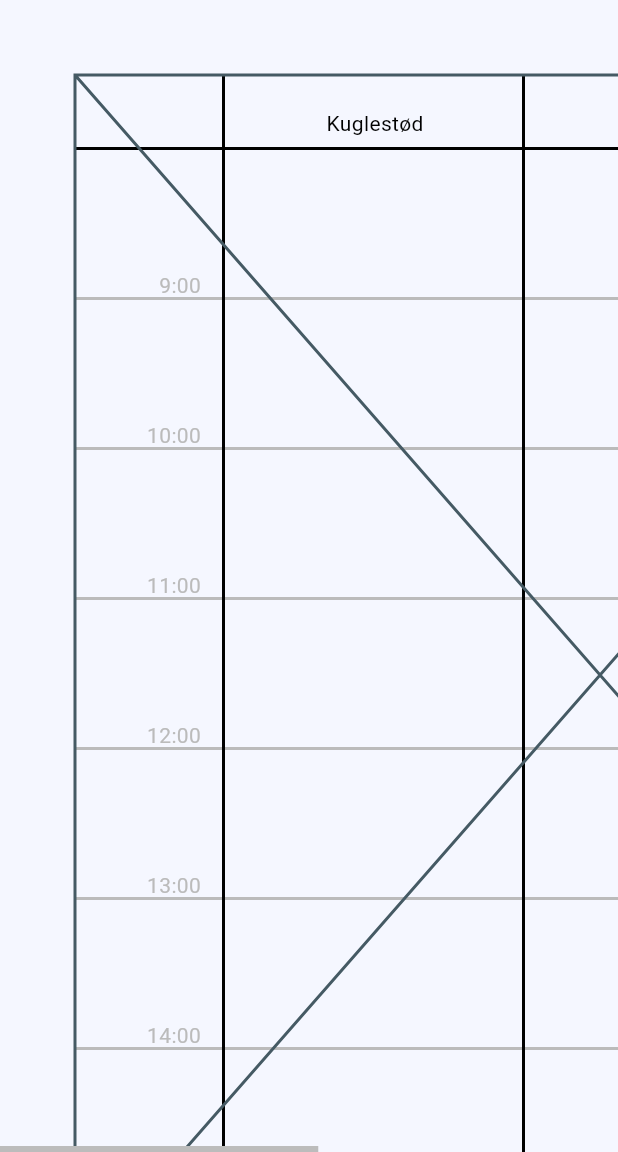
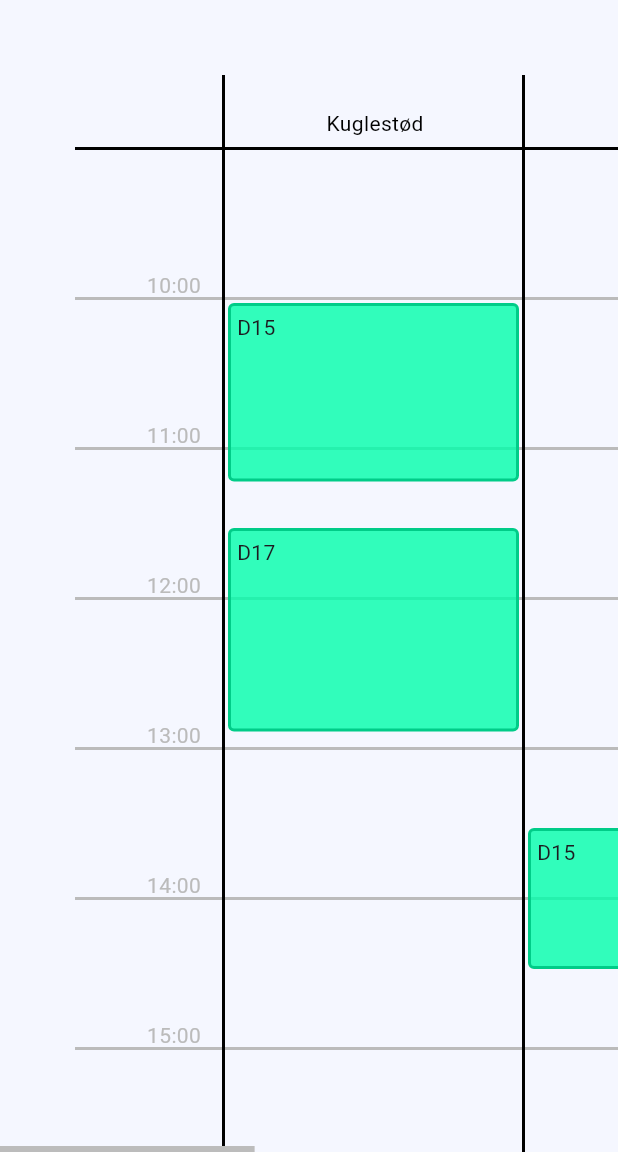
Before and after one commit to KoopaEater/frivillighed_rfam, a Flutter app: the screen it shows after launch, after a tap on "Go to activities screen", on a phone screen of 412 x 824 dp, the part 84-1236 px from its top. Run offline on Flutter 3.47's test engine with Material 3 defaults, Android fonts, the phone set to English and light mode, and no system bars.

Commit message:
Added activities to table flexible

```diff
--- a/lib/main.dart
+++ b/lib/main.dart
@@ -14,11 +14,11 @@ class MyApp extends StatelessWidget {
     return MaterialApp(
       title: 'Frivillighed RFAM',
       theme: ThemeData(
-        scaffoldBackgroundColor: Color(0xFFF5F7FF),
+        scaffoldBackgroundColor: const Color(0xFFF5F7FF),
       ),
       initialRoute: EventsScreen.id,
       routes: {
-        EventsScreen.id:          (context) => EventsScreen(),
+        EventsScreen.id:          (context) => const EventsScreen(),
         ActivitiesScreen.id:      (context) => ActivitiesScreen(),
       },
     );
--- a/lib/models/activity.dart
+++ b/lib/models/activity.dart
@@ -6,4 +6,16 @@ class Activity {
 
   Activity({required this.category, required this.title, required this.startTime, required this.endTime});
 
+  @override
+  String toString() => '${category}:${title}';
 }
+
+class ActivityException implements Exception {
+  final Activity activity;
+  final String msg;
+
+  ActivityException(this.activity, this.msg);
+
+  @override
+  String toString() => 'ActivityException: on $activity, $msg';
+}
--- a/lib/models/activity_helper.dart
+++ b/lib/models/activity_helper.dart
@@ -10,7 +10,7 @@ class ActivityHelper {
   ActivityHelper._internal();
 
   Map<String, Set<Activity>> getActivityMap(Set<Activity> activities) {
-    Map<String, Set<Activity>> activityMap = Map();
+    Map<String, Set<Activity>> activityMap = {};
     for (Activity activity in activities) {
       Set<Activity>? s = activityMap[activity.category];
       if (s != null) {
@@ -32,6 +32,18 @@ class ActivityHelper {
     return minTime;
   }
 
+  DateTime getMinTimeFromMap(Map<String, Set<Activity>> activityMap) {
+    DateTime minTime = DateTime(3000);
+    for (Set<Activity> activities in activityMap.values) {
+      for (Activity activity in activities) {
+        if (activity.startTime.isBefore(minTime)) {
+          minTime = activity.startTime;
+        }
+      }
+    }
+    return minTime;
+  }
+
   DateTime getMaxTime(Set<Activity> activities) {
     DateTime maxTime = DateTime(0);
     for (Activity activity in activities) {
@@ -47,13 +59,19 @@ class ActivityHelper {
     DateTime minTime = getMinTime(activities);
     DateTime maxTime = getMaxTime(activities);
 
-    int minHour = minTime.minute == 0 ? minTime.hour : minTime.hour + 1;
-    int maxHour = maxTime.minute == 0 ? maxTime.hour : maxTime.hour + 1;
     List<String> timeLabels = [];
-    for (int hour = minHour; hour <= maxHour; hour++) {
+    for (int hour = minTime.hour + 1; hour <= maxTime.hour + 1; hour++) {
       timeLabels.add("$hour:00");
     }
     return timeLabels;
   }
 
+  double dateTimeToDecimal(DateTime time) {
+    return time.hour + (time.minute / 60);
+  }
+
+  double decimalBetweenDateTimes(DateTime from, DateTime to) {
+    return dateTimeToDecimal(to) - dateTimeToDecimal(from);
+  }
+
 }
--- a/lib/screens/activities_screen.dart
+++ b/lib/screens/activities_screen.dart
@@ -1,7 +1,5 @@
 
-import 'package:flutter/cupertino.dart';
 import 'package:flutter/material.dart';
-import 'package:flutter/widgets.dart';
 import 'package:frivillighed_rfam/models/activity.dart';
 import 'package:frivillighed_rfam/table/activity_table.dart';
 
@@ -23,6 +21,12 @@ class ActivitiesScreen extends StatelessWidget {
       title: "D17",
       startTime: DateTime.parse("2024-03-10 11:30"),
       endTime: DateTime.parse("2024-03-10 12:55"),
+    ),
+    Activity(
+      category: "Højdespring",
+      title: "D15",
+      startTime: DateTime.parse("2024-03-10 13:30"),
+      endTime: DateTime.parse("2024-03-10 14:30"),
     ),
     Activity(
       category: "Bod",
--- a/lib/screens/events_screen.dart
+++ b/lib/screens/events_screen.dart
@@ -12,7 +12,7 @@ class EventsScreen extends StatelessWidget {
         title: const Text('Frivillighed RFAM'),
       ),
       body: TextButton(
-        child: Text('Go to activities screen'),
+        child: const Text('Go to activities screen'),
         onPressed: () {
           Navigator.of(context).pushNamed(ActivitiesScreen.id);
         },
--- a/lib/table/activity_box.dart
+++ b/lib/table/activity_box.dart
@@ -1,17 +1,35 @@
 import 'package:flutter/material.dart';
+import 'package:frivillighed_rfam/models/activity.dart';
+import 'package:frivillighed_rfam/table/table_constants.dart';
 
 class ActivityBox extends StatelessWidget {
-
+  final Activity activity;
   final double height;
 
-  const ActivityBox({super.key, required this.height});
+  const ActivityBox({super.key, required this.activity, required this.height});
 
   @override
   Widget build(BuildContext context) {
-    return Container(
+    return SizedBox(
       height: height,
-      width: double.infinity,
-      color: Colors.greenAccent,
+      child: Container(
+        width: double.infinity,
+        decoration: BoxDecoration(
+            color: acGreen,
+            border: Border.all(
+              width: 2.0,
+              color: acGreenO,
+            ),
+            borderRadius: BorderRadius.circular(activityCornerRadius)),
+        margin: const EdgeInsets.only(
+          left: activityPadding,
+          right: activityPadding + 2,
+          top: activityPadding,
+          bottom: activityPadding + 2,
+        ),
+        padding: const EdgeInsets.all(activityContentPadding),
+        child: Text(activity.title),
+      ),
     );
   }
 }
--- a/lib/table/activity_boxes.dart
+++ b/lib/table/activity_boxes.dart
@@ -1,5 +1,8 @@
 import 'package:flutter/material.dart';
 import 'package:frivillighed_rfam/models/activity.dart';
+import 'package:frivillighed_rfam/models/activity_helper.dart';
+import 'package:frivillighed_rfam/table/activity_box.dart';
+import 'package:frivillighed_rfam/table/table_constants.dart';
 
 class ActivityBoxes extends StatefulWidget {
   final Map<String, Set<Activity>> activities;
@@ -11,14 +14,89 @@ class ActivityBoxes extends StatefulWidget {
 }
 
 class _ActivityBoxesState extends State<ActivityBoxes> {
-
   @override
   void initState() {
     super.initState();
   }
 
+  List<Widget> buildColumns(Map<String, Set<Activity>> activityMap) {
+    DateTime minTime = ActivityHelper().getMinTimeFromMap(activityMap);
+    List<Widget> widgets = [];
+
+    widgets.add(
+      SizedBox(
+        width: timeWidth,
+      ),
+    );
+
+    for (Set<Activity> activities in activityMap.values) {
+      widgets.add(
+        SizedBox(
+          width: activityWidth,
+          child: Column(
+            children: buildColumn(activities, minTime),
+          ),
+        ),
+      );
+    }
+
+    return widgets;
+  }
+
+  List<Widget> buildColumn(Set<Activity> colActivities, DateTime minTime) {
+    List<Widget> widgets = [];
+
+    widgets.add(
+      SizedBox(
+        height: activityHeight,
+      ),
+    );
+
+    List<Activity> sortedActivities = colActivities.toList();
+    sortedActivities.sort((a, b) => a.startTime.compareTo(b.startTime));
+
+    DateTime lastTime = minTime;
+
+    for (Activity activity in sortedActivities) {
+      double beforeHeight = ActivityHelper()
+          .decimalBetweenDateTimes(lastTime, activity.startTime) * timeHeight;
+
+      if (beforeHeight < 0)
+        throw ActivityException(activity, "overlap detected");
+
+      double activityHeight = ActivityHelper()
+          .decimalBetweenDateTimes(activity.startTime, activity.endTime) * timeHeight;
+
+      if (activityHeight < 0)
+        throw ActivityException(activity, "spans negative time");
+
+      if (beforeHeight > 0) {
+        widgets.add(
+          Container(
+            height: beforeHeight,
+          ),
+        );
+      }
+
+      if (activityHeight > 0) {
+        widgets.add(
+          ActivityBox(
+            activity: activity,
+            height: activityHeight,
+          ),
+        );
+      }
+
+      lastTime = activity.endTime;
+    }
+
+    return widgets;
+  }
+
   @override
   Widget build(BuildContext context) {
-    return const Placeholder();
+    return Row(
+      children: buildColumns(widget.activities),
+    );
   }
 }
--- a/lib/table/activity_table.dart
+++ b/lib/table/activity_table.dart
@@ -11,7 +11,7 @@ import 'package:frivillighed_rfam/table/vertical_lines.dart';
 class ActivityTable extends StatefulWidget {
   final Set<Activity> activities;
 
-  ActivityTable({super.key, required this.activities});
+  const ActivityTable({super.key, required this.activities});
 
   @override
   State<ActivityTable> createState() => _ActivityTableState();
--- a/lib/table/table_constants.dart
+++ b/lib/table/table_constants.dart
@@ -7,7 +7,14 @@ const timeHeight = 100.0;
 const activityWidth = 200.0;
 const activityHeight = 50.0;
 
+const activityCornerRadius = 4.0;
+
 const tablePadding = 50.0;
+const activityPadding = 2.0;
+const activityContentPadding = 4.0;
 
 const g1 = Color(0xFF000000);
 const g2 = Color(0xFFBBBBBB);
+
+const acGreen = Color(0xCC00FFAA);
+const acGreenO = Color(0xFF00CC88);
--- a/lib/table/time_annotations.dart
+++ b/lib/table/time_annotations.dart
@@ -27,7 +27,7 @@ class TimeAnnotations extends StatelessWidget {
             width: timeWidth,
             height: timeHeight,
             alignment: Alignment.bottomRight,
-            padding: EdgeInsets.only(right: 16.0),
+            padding: const EdgeInsets.only(right: 16.0),
             child: Text(
               timeStr,
               style: const TextStyle(color: g2),
```
